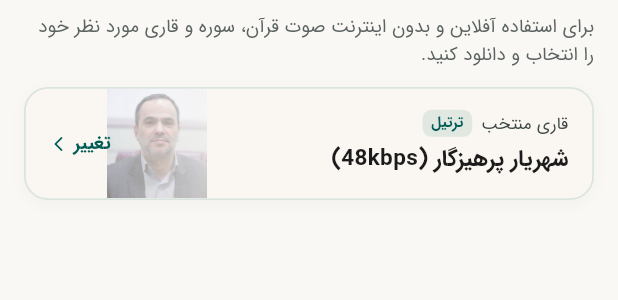
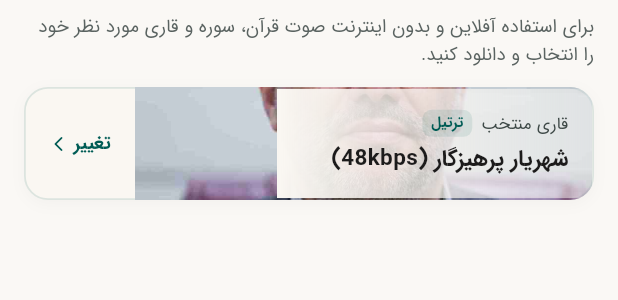
Before and after one commit to mohammadvaezimoghadam/quran, a Flutter app: the DownloadManagerReciterSelector widget shown alone on an empty page, opened directly, on a phone screen of 412 x 824 dp. Shown: the top 300 px of the screen. Run offline on Flutter 3.47's test engine with Material 3 defaults, Android fonts, the light colour scheme and no system bars; our stand-ins replace audio_service, cached_network_image, dio, firebase_core, firebase_messaging, flutter_local_notifications and 16 more; missing offline and left inert: audio_session, dio_http_formatter, flutter_poolakey, mobile_scanner, zxing2; accounts and stored records are empty; generated files the repository leaves out were written again.

Commit message:
style(audio): position reciter photo on the right with scale and fade gradient to transparent

```diff
--- a/lib/features/audio_manager/presentation/widgets/download_manager_reciter_selector.dart
+++ b/lib/features/audio_manager/presentation/widgets/download_manager_reciter_selector.dart
@@ -107,29 +107,30 @@ class DownloadManagerReciterSelector extends ConsumerWidget {
               ),
               child: Stack(
                 children: [
-                  // 1. Reciter photo background with gradient fade to transparent
+                  // 1. Reciter photo background on the RIGHT with zoom & gradient fade to transparent
                   if (hasImage)
                     Positioned(
-                      left: 0,
+                      right: 0,
                       top: 0,
                       bottom: 0,
-                      width: 175,
+                      width: 210,
                       child: ShaderMask(
                         shaderCallback: (bounds) {
                           return LinearGradient(
-                            begin: Alignment.centerLeft,
-                            end: Alignment.centerRight,
+                            begin: Alignment.centerRight,
+                            end: Alignment.centerLeft,
                             colors: [
-                              Colors.black.withValues(alpha: isDark ? 0.45 : 0.65),
-                              Colors.black.withValues(alpha: isDark ? 0.20 : 0.30),
+                              Colors.black.withValues(alpha: isDark ? 0.40 : 0.55),
+                              Colors.black.withValues(alpha: isDark ? 0.18 : 0.25),
                               Colors.transparent,
                             ],
-                            stops: const [0.0, 0.60, 1.0],
+                            stops: const [0.0, 0.55, 1.0],
                           ).createShader(bounds);
                         },
                         blendMode: BlendMode.dstIn,
-                        child: Align(
-                          alignment: Alignment.topCenter,
+                        child: Transform.scale(
+                          scale: 1.45,
+                          alignment: Alignment.centerRight,
                           child: AppCachedNetworkImage(
                             imageUrl: imageUrl,
                             fit: BoxFit.cover,
```
